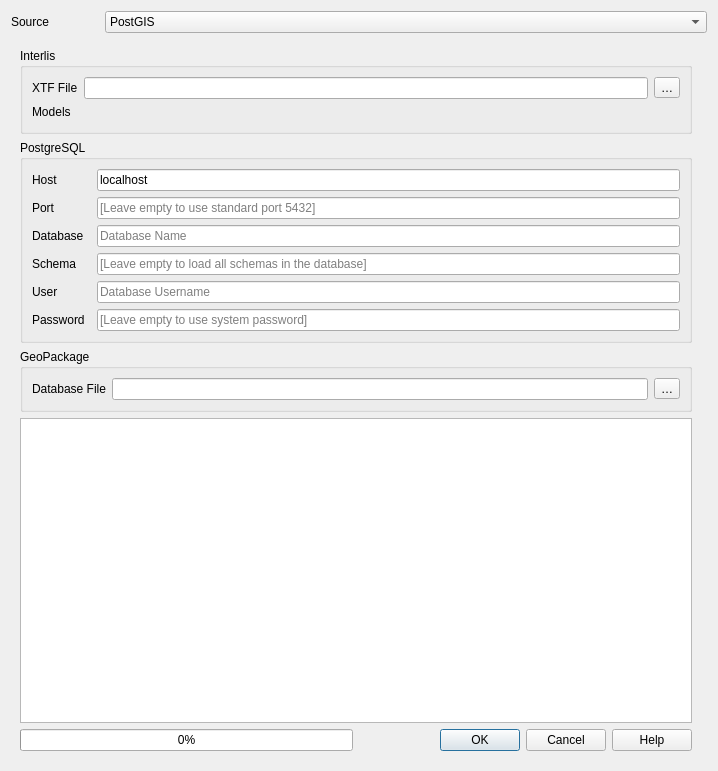
opengisch/QgisModelBaker, file QgisModelBaker/ui/export.ui: the form before one commit.
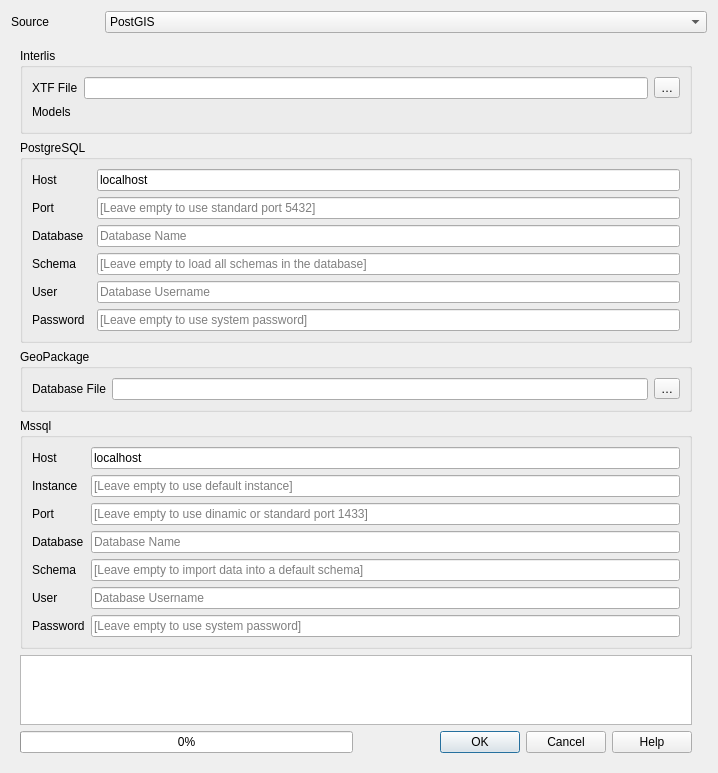
The form after the commit. Custom widgets are drawn as their Qt base class.

Commit message: Add ili2mssql export

Patch:
```diff
--- a/QgisModelBaker/ui/export.ui
+++ b/QgisModelBaker/ui/export.ui
@@ -58,7 +58,7 @@
      </property>
      <widget class="QWidget" name="page">
       <layout class="QGridLayout" name="gridLayout_3">
-       <item row="3" column="0">
+       <item row="4" column="0">
         <widget class="QTextBrowser" name="txtStdout">
          <property name="openLinks">
           <bool>false</bool>
@@ -112,7 +112,120 @@
          </layout>
         </widget>
        </item>
-       <item row="4" column="0">
+       <item row="3" column="0">
+        <widget class="QGroupBox" name="mssql_config">
+         <property name="title">
+          <string>Mssql</string>
+         </property>
+         <layout class="QFormLayout" name="formLayout">
+          <item row="0" column="0">
+           <widget class="QLabel" name="label_11">
+            <property name="text">
+             <string>Host</string>
+            </property>
+           </widget>
+          </item>
+          <item row="0" column="1">
+           <widget class="QLineEdit" name="mssql_host_line_edit">
+            <property name="text">
+             <string>localhost</string>
+            </property>
+            <property name="placeholderText">
+             <string>Database Hostname</string>
+            </property>
+           </widget>
+          </item>
+          <item row="1" column="0">
+           <widget class="QLabel" name="label_17">
+            <property name="text">
+             <string>Instance</string>
+            </property>
+           </widget>
+          </item>
+          <item row="1" column="1">
+           <widget class="QLineEdit" name="mssql_instance_line_edit">
+            <property name="placeholderText">
+             <string>[Leave empty to use default instance]</string>
+            </property>
+           </widget>
+          </item>
+          <item row="2" column="0">
+           <widget class="QLabel" name="label_12">
+            <property name="text">
+             <string>Port</string>
+            </property>
+           </widget>
+          </item>
+          <item row="3" column="0">
+           <widget class="QLabel" name="label_13">
+            <property name="text">
+             <string>Database</string>
+            </property>
+           </widget>
+          </item>
+          <item row="4" column="0">
+           <widget class="QLabel" name="label_14">
+            <property name="text">
+             <string>Schema</string>
+            </property>
+           </widget>
+          </item>
+          <item row="5" column="0">
+           <widget class="QLabel" name="label_15">
+            <property name="text">
+             <string>User</string>
+            </property>
+           </widget>
+          </item>
+          <item row="6" column="0">
+           <widget class="QLabel" name="label_16">
+            <property name="text">
+             <string>Password</string>
+            </property>
+           </widget>
+          </item>
+          <item row="2" column="1">
+           <widget class="QLineEdit" name="mssql_port_line_edit">
+            <property name="placeholderText">
+             <string>[Leave empty to use dinamic or standard port 1433]</string>
+            </property>
+           </widget>
+          </item>
+          <item row="3" column="1">
+           <widget class="QLineEdit" name="mssql_database_line_edit">
+            <property name="placeholderText">
+             <string>Database Name</string>
+            </property>
+           </widget>
+          </item>
+          <item row="4" column="1">
+           <widget class="QLineEdit" name="mssql_schema_line_edit">
+            <property name="placeholderText">
+             <string>[Leave empty to import data into a default schema]</string>
+            </property>
+           </widget>
+          </item>
+          <item row="5" column="1">
+           <widget class="QLineEdit" name="mssql_user_line_edit">
+            <property name="placeholderText">
+             <string>Database Username</string>
+            </property>
+           </widget>
+          </item>
+          <item row="6" column="1">
+           <widget class="QLineEdit" name="mssql_password_line_edit">
+            <property name="echoMode">
+             <enum>QLineEdit::Password</enum>
+            </property>
+            <property name="placeholderText">
+             <string>[Leave empty to use system password]</string>
+            </property>
+           </widget>
+          </item>
+         </layout>
+        </widget>
+       </item>
+       <item row="5" column="0">
         <layout class="QHBoxLayout" name="horizontalLayout_1">
          <item>
           <widget class="QProgressBar" name="progress_bar">
```
The commit also changes 1 other file.
